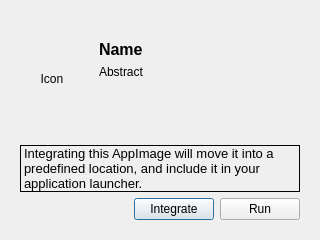
This is src/launcher/ui.ui in TheAssassin/AppImageLauncher as Qt 5 draws it before an edit. The edited form follows.
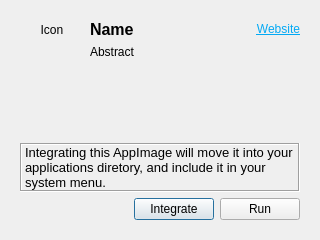
This is the edited form. Icons and pictures are not drawn.

Commit message: Add website link to the Integration Dialog

What changed in the file:
```diff
--- a/src/launcher/ui.ui
+++ b/src/launcher/ui.ui
@@ -18,139 +18,33 @@
     <widget class="QStackedWidget" name="stackedWidget">
      <widget class="QWidget" name="integrationPage">
       <layout class="QGridLayout" name="gridLayout">
-       <item row="3" column="2">
-        <widget class="QPushButton" name="integrateButton">
-         <property name="text">
-          <string>Integrate</string>
+       <item row="2" column="0" colspan="4">
+        <spacer name="verticalSpacer">
+         <property name="orientation">
+          <enum>Qt::Vertical</enum>
          </property>
-         <property name="default">
-          <bool>false</bool>
-         </property>
-        </widget>
-       </item>
-       <item row="0" column="1" colspan="3">
-        <widget class="QWidget" name="verticalWidget" native="true">
-         <property name="sizePolicy">
-          <sizepolicy hsizetype="MinimumExpanding" vsizetype="MinimumExpanding">
-           <horstretch>0</horstretch>
-           <verstretch>0</verstretch>
-          </sizepolicy>
-         </property>
-         <layout class="QVBoxLayout" name="verticalLayout_2">
-          <property name="sizeConstraint">
-           <enum>QLayout::SetDefaultConstraint</enum>
-          </property>
-          <property name="topMargin">
-           <number>20</number>
-          </property>
-          <item>
-           <widget class="QLabel" name="labelName">
-            <property name="sizePolicy">
-             <sizepolicy hsizetype="MinimumExpanding" vsizetype="Preferred">
-              <horstretch>0</horstretch>
-              <verstretch>0</verstretch>
-             </sizepolicy>
-            </property>
-            <property name="font">
-             <font>
-              <pointsize>12</pointsize>
-              <weight>75</weight>
-              <bold>true</bold>
-             </font>
-            </property>
-            <property name="text">
-             <string>Name</string>
-            </property>
-            <property name="wordWrap">
-             <bool>true</bool>
-            </property>
-            <property name="margin">
-             <number>0</number>
-            </property>
-           </widget>
-          </item>
-          <item>
-           <widget class="QLabel" name="labelAbstract">
-            <property name="sizePolicy">
-             <sizepolicy hsizetype="MinimumExpanding" vsizetype="MinimumExpanding">
-              <horstretch>0</horstretch>
-              <verstretch>0</verstretch>
-             </sizepolicy>
-            </property>
-            <property name="font">
-             <font>
-              <pointsize>9</pointsize>
-             </font>
-            </property>
-            <property name="text">
-             <string>Abstract</string>
-            </property>
-            <property name="alignment">
-             <set>Qt::AlignLeading|Qt::AlignLeft|Qt::AlignTop</set>
-            </property>
-            <property name="wordWrap">
-             <bool>true</bool>
-            </property>
-           </widget>
-          </item>
-         </layout>
-        </widget>
-       </item>
-       <item row="3" column="3">
-        <widget class="QPushButton" name="runButton">
-         <property name="text">
-          <string>Run</string>
-         </property>
-         <property name="icon">
-          <iconset theme="application-x-executable"/>
-         </property>
-         <property name="autoDefault">
-          <bool>false</bool>
-         </property>
-         <property name="default">
-          <bool>false</bool>
-         </property>
-        </widget>
-       </item>
-       <item row="0" column="0">
-        <widget class="QLabel" name="iconLabel">
-         <property name="sizePolicy">
-          <sizepolicy hsizetype="Fixed" vsizetype="Fixed">
-           <horstretch>0</horstretch>
-           <verstretch>0</verstretch>
-          </sizepolicy>
-         </property>
-         <property name="minimumSize">
+         <property name="sizeHint" stdset="0">
           <size>
-           <width>64</width>
-           <height>64</height>
+           <width>20</width>
+           <height>40</height>
           </size>
          </property>
-         <property name="maximumSize">
-          <size>
-           <width>64</width>
-           <height>16777215</height>
-          </size>
-         </property>
-         <property name="text">
-          <string>Icon</string>
-         </property>
-         <property name="alignment">
-          <set>Qt::AlignCenter</set>
-         </property>
-        </widget>
+        </spacer>
        </item>
-       <item row="1" column="0" colspan="4">
+       <item row="3" column="0" colspan="4">
         <widget class="QLabel" name="label">
          <property name="frameShape">
-          <enum>QFrame::Panel</enum>
+          <enum>QFrame::Box</enum>
+         </property>
+         <property name="frameShadow">
+          <enum>QFrame::Sunken</enum>
          </property>
          <property name="text">
           <string>&lt;!DOCTYPE HTML PUBLIC &quot;-//W3C//DTD HTML 4.0//EN&quot; &quot;http://www.w3.org/TR/REC-html40/strict.dtd&quot;&gt;
 &lt;html&gt;&lt;head&gt;&lt;meta name=&quot;qrichtext&quot; content=&quot;1&quot; /&gt;&lt;style type=&quot;text/css&quot;&gt;
 p, li { white-space: pre-wrap; }
 &lt;/style&gt;&lt;/head&gt;&lt;body style=&quot; font-family:'Noto Sans'; font-size:10pt; font-weight:400; font-style:normal;&quot;&gt;
-&lt;p style=&quot; margin-top:0px; margin-bottom:0px; margin-left:0px; margin-right:0px; -qt-block-indent:0; text-indent:0px;&quot;&gt;Integrating this AppImage will move it into a predefined location, and include it in your application launcher.&lt;/p&gt;&lt;/body&gt;&lt;/html&gt;</string>
+&lt;p style=&quot; margin-top:0px; margin-bottom:0px; margin-left:0px; margin-right:0px; -qt-block-indent:0; text-indent:0px;&quot;&gt;Integrating this AppImage will move it into your applications diretory, and include it in your system menu.&lt;/p&gt;&lt;/body&gt;&lt;/html&gt;</string>
          </property>
          <property name="wordWrap">
           <bool>true</bool>
@@ -160,7 +54,52 @@
          </property>
         </widget>
        </item>
-       <item row="3" column="0" colspan="2">
+       <item row="0" column="0" rowspan="2">
+        <widget class="QLabel" name="iconLabel">
+         <property name="sizePolicy">
+          <sizepolicy hsizetype="Fixed" vsizetype="Fixed">
+           <horstretch>0</horstretch>
+           <verstretch>0</verstretch>
+          </sizepolicy>
+         </property>
+         <property name="minimumSize">
+          <size>
+           <width>64</width>
+           <height>64</height>
+          </size>
+         </property>
+         <property name="maximumSize">
+          <size>
+           <width>64</width>
+           <height>64</height>
+          </size>
+         </property>
+         <property name="text">
+          <string>Icon</string>
+         </property>
+         <property name="alignment">
+          <set>Qt::AlignHCenter|Qt::AlignTop</set>
+         </property>
+        </widget>
+       </item>
+       <item row="4" column="3">
+        <widget class="QPushButton" name="runButton">
+         <property name="text">
+          <string>Run</string>
+         </property>
+         <property name="icon">
+          <iconset theme="application-x-executable">
+           <normaloff>.</normaloff>.</iconset>
+         </property>
+         <property name="autoDefault">
+          <bool>false</bool>
+         </property>
+         <property name="default">
+          <bool>false</bool>
+         </property>
+        </widget>
+       </item>
+       <item row="4" column="0" colspan="2">
         <spacer name="horizontalSpacer">
          <property name="orientation">
           <enum>Qt::Horizontal</enum>
@@ -173,6 +112,88 @@
          </property>
         </spacer>
        </item>
+       <item row="1" column="1" colspan="3">
+        <widget class="QLabel" name="labelAbstract">
+         <property name="sizePolicy">
+          <sizepolicy hsizetype="MinimumExpanding" vsizetype="MinimumExpanding">
+           <horstretch>0</horstretch>
+           <verstretch>0</verstretch>
+          </sizepolicy>
+         </property>
+         <property name="font">
+          <font>
+           <pointsize>9</pointsize>
+          </font>
+         </property>
+         <property name="text">
+          <string>Abstract</string>
+         </property>
+         <property name="alignment">
+          <set>Qt::AlignLeading|Qt::AlignLeft|Qt::AlignTop</set>
+         </property>
+         <property name="wordWrap">
+          <bool>true</bool>
+         </property>
+        </widget>
+       </item>
+       <item row="0" column="1" colspan="2">
+        <widget class="QLabel" name="labelName">
+         <property name="sizePolicy">
+          <sizepolicy hsizetype="MinimumExpanding" vsizetype="Preferred">
+           <horstretch>0</horstretch>
+           <verstretch>0</verstretch>
+          </sizepolicy>
+         </property>
+         <property name="font">
+          <font>
+           <pointsize>12</pointsize>
+           <weight>75</weight>
+           <bold>true</bold>
+          </font>
+         </property>
+         <property name="text">
+          <string>Name</string>
+         </property>
+         <property name="alignment">
+          <set>Qt::AlignLeading|Qt::AlignLeft|Qt::AlignVCenter</set>
+         </property>
+         <property name="wordWrap">
+          <bool>true</bool>
+         </property>
+         <property name="margin">
+          <number>0</number>
+         </property>
+        </widget>
+       </item>
+       <item row="4" column="2">
+        <widget class="QPushButton" name="integrateButton">
+         <property name="text">
+          <string>Integrate</string>
+         </property>
+         <property name="default">
+          <bool>false</bool>
+         </property>
+        </widget>
+       </item>
+       <item row="0" column="3">
+        <widget class="QLabel" name="labelWebsite">
+         <property name="text">
+          <string>&lt;html&gt;&lt;head/&gt;&lt;body&gt;&lt;p&gt;&lt;a href=&quot;http://appimage.org&quot;&gt;&lt;span style=&quot; text-decoration: underline; color:#03a9f4;&quot;&gt;Website&lt;/span&gt;&lt;/a&gt;&lt;/p&gt;&lt;/body&gt;&lt;/html&gt;</string>
+         </property>
+         <property name="textFormat">
+          <enum>Qt::RichText</enum>
+         </property>
+         <property name="alignment">
+          <set>Qt::AlignRight|Qt::AlignTrailing|Qt::AlignVCenter</set>
+         </property>
+         <property name="openExternalLinks">
+          <bool>true</bool>
+         </property>
+         <property name="textInteractionFlags">
+          <set>Qt::LinksAccessibleByKeyboard|Qt::LinksAccessibleByMouse</set>
+         </property>
+        </widget>
+       </item>
       </layout>
      </widget>
      <widget class="QWidget" name="completionPage">
```
Left out of the diff: 6 changed lines with no effect on the pictures. The commit also changes 2 other files.
